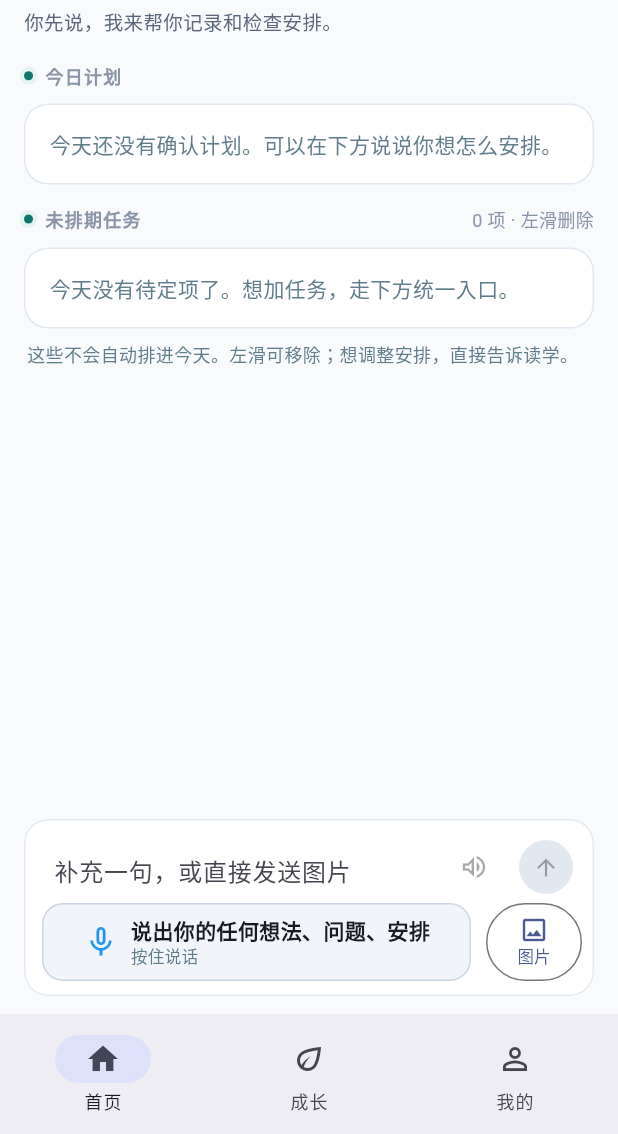
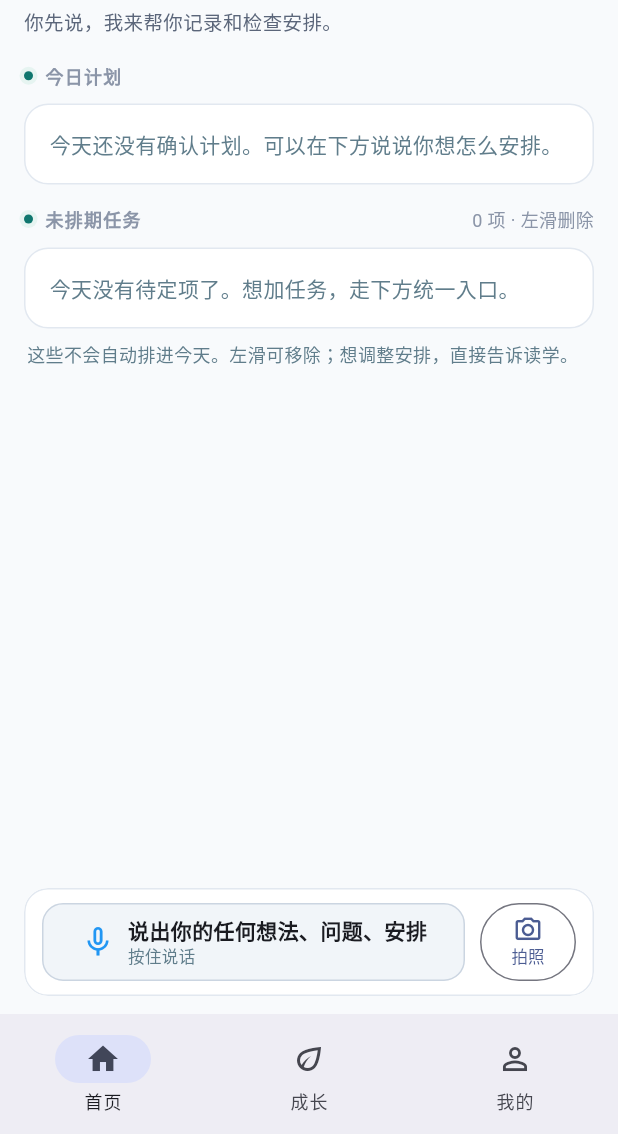
Before and after one commit to johanchow/duxue, a Flutter app: the WardDayPage screen opened directly with empty values, on a phone screen of 412 x 824 dp, the part 102-1236 px from its top. Run offline on Flutter 3.47's test engine with Material 3 defaults, Android fonts, the phone set to English and light mode, and no system bars; our stand-ins replace audioplayers, dio, fl_chart, flutter_local_notifications, flutter_riverpod, flutter_secure_storage and 6 more; missing offline and left inert: flutter_math_fork, markdown, record; accounts and stored records are empty; network calls fail.

Commit message:
feat(app): simplify ward binding flow, use camera for chat images, and compact bottom composer

```diff
--- a/duxue-app/lib/features/day_story_pages.dart
+++ b/duxue-app/lib/features/day_story_pages.dart
@@ -8,6 +8,7 @@ import 'package:go_router/go_router.dart';
 import 'package:image_picker/image_picker.dart';
 import '../core/cue_notifications.dart';
 import '../core/speech_playback.dart';
+import '../core/voice_transcription_service.dart';
 import '../providers.dart';
 import '../shared/app_ui.dart';
 import '../shared/chat_markdown.dart';
@@ -17,6 +18,8 @@ import 'pronunciation_player.dart';
 import 'start_cue_card.dart';
 import 'visual_block.dart';
 import 'task_status_dialogs.dart';
+
+const ImageSource defaultChatImageSource = ImageSource.camera;
 
 int chatImageCachePixels(double logicalPixels, double devicePixelRatio) {
   final pixels = (logicalPixels * devicePixelRatio).ceil();
@@ -51,9 +54,18 @@ class _WardBindPageState extends ConsumerState<WardBindPage> {
           child: Column(children: [
             TextField(
                 controller: code,
+                enabled: !loading,
                 keyboardType: TextInputType.number,
+                textInputAction: TextInputAction.done,
                 maxLength: 6,
-                decoration: const InputDecoration(labelText: '家长提供的 6 位绑定码')),
+                decoration: const InputDecoration(
+                    labelText: '家长提供的 6 位绑定码', hintText: '输入 6 位数字自动进入'),
+                onChanged: (value) {
+                  if (value.trim().length == 6 && !loading) {
+                    _bind();
+                  }
+                },
+                onSubmitted: (_) => _bind()),
             const SizedBox(height: 20),
             FilledButton(
                 onPressed: loading ? null : _bind,
@@ -163,19 +175,24 @@ class WardDayPage extends ConsumerStatefulWidget {
     super.key,
     this.pickChatImage,
     this.speechPlayback,
+    this.voiceFactory = VoiceTranscriptionService.new,
   });
   final String wardId;
 
-  /// Gallery picker. Tests supply bytes directly; production uses the camera roll.
+  /// Camera capture. Tests supply bytes directly; production uses the camera.
   final Future<PickedChatImage?> Function()? pickChatImage;
 
   /// 播放器。测试注入替身；正式环境用设备播放与系统朗读。
   final SpeechPlayback Function()? speechPlayback;
+
+  /// 语音转写替身注入。
+  final VoiceTranscriptionFactory voiceFactory;
   @override
   ConsumerState<WardDayPage> createState() => _WardDayPageState();
 }
 
-class _WardDayPageState extends ConsumerState<WardDayPage> with WidgetsBindingObserver {
+class _WardDayPageState extends ConsumerState<WardDayPage>
+    with WidgetsBindingObserver {
   List<dynamic> tasks = [];
   Map<String, dynamic>? plan, insight, profile, startCue;
   String? session;
@@ -183,7 +200,6 @@ class _WardDayPageState extends ConsumerState<WardDayPage> with WidgetsBindingOb
   final watch = Stopwatch();
   final planAttachments = <String>[];
   final stagedImages = <_StagedImage>[];
-  final draftText = TextEditingController();
   List<Map<String, dynamic>> planDraft = [];
   final planMessages = <_ChatLine>[];
   final rememberedImages = <String, Uint8List>{};
@@ -209,12 +225,10 @@ class _WardDayPageState extends ConsumerState<WardDayPage> with WidgetsBindingOb
   void initState() {
     super.initState();
     WidgetsBinding.instance.addObserver(this);
-    draftText.addListener(() {
-      if (mounted) setState(() {});
-    });
     _load();
     _restoreCompanionThread();
-    cueRefresh = Timer.periodic(const Duration(minutes: 1), (_) => _refreshCue());
+    cueRefresh =
+        Timer.periodic(const Duration(minutes: 1), (_) => _refreshCue());
   }
 
   SpeechPlayback _playback() =>
@@ -225,7 +239,6 @@ class _WardDayPageState extends ConsumerState<WardDayPage> with WidgetsBindingOb
     WidgetsBinding.instance.removeObserver(this);
     timer?.cancel();
     cueRefresh?.cancel();
-    draftText.dispose();
     _speechPlayback?.dispose();
     super.dispose();
   }
@@ -278,7 +291,7 @@ class _WardDayPageState extends ConsumerState<WardDayPage> with WidgetsBindingOb
     return Stack(children: [
       ListView(
           padding: EdgeInsets.fromLTRB(
-              16, 14, 16, stagedImages.isNotEmpty ? 292 : 220),
+              16, 14, 16, stagedImages.isNotEmpty ? 228 : 156),
           children: [
             _homeGreeting(context),
             if (startCue?['status'] == 'presented')
@@ -289,7 +302,8 @@ class _WardDayPageState extends ConsumerState<WardDayPage> with WidgetsBindingOb
                     Map<String, dynamic>.from(task as Map),
                 ],
                 actions: [
-                  for (final action in (startCue?['actions'] as List?) ?? const [])
+                  for (final action
+                      in (startCue?['actions'] as List?) ?? const [])
                     Map<String, dynamic>.from(action as Map),
                 ],
                 onCommand: _actOnStartCue,
@@ -531,37 +545,16 @@ class _WardDayPageState extends ConsumerState<WardDayPage> with WidgetsBindingOb
     if (stagedImages.any((image) => image.key == null && !image.failed)) {
       return false;
     }
-    return draftText.text.trim().isNotEmpty ||
-        stagedImages.any((image) => image.key != null);
+    return stagedImages.any((image) => image.key != null);
   }
 
   Widget _chatEntry() => AppCard(
-      padding: const EdgeInsets.fromLTRB(12, 8, 8, 10),
+      padding: const EdgeInsets.symmetric(horizontal: 12, vertical: 10),
       child: Column(mainAxisSize: MainAxisSize.min, children: [
         if (stagedImages.isNotEmpty) ...[
-          _stagedImageStrip(),
-          const SizedBox(height: 8),
-        ],
-        Row(crossAxisAlignment: CrossAxisAlignment.end, children: [
-          Expanded(
-              child: TextField(
-                  controller: draftText,
-                  enabled: !planSending,
-                  minLines: 1,
-                  maxLines: 4,
-                  textInputAction: TextInputAction.newline,
-                  decoration: const InputDecoration(
-                      hintText: '补充一句，或直接发送图片',
-                      border: InputBorder.none,
-                      isDense: true,
-                      contentPadding:
-                          EdgeInsets.symmetric(horizontal: 4, vertical: 10)))),
-          IconButton(
-              tooltip: '读出发音',
-              onPressed: !planSending && draftText.text.trim().isNotEmpty
-                  ? () => _sendDraft(pronunciation: true)
-                  : null,
-              icon: const Icon(Icons.volume_up_outlined, size: 20)),
+          Row(children: [
+            Expanded(child: _stagedImageStrip()),
+            const SizedBox(width: 8),
             IconButton(
                 tooltip: '发送',
                 onPressed: _canSendDraft ? () => _sendDraft() : null,
@@ -576,10 +569,13 @@ class _WardDayPageState extends ConsumerState<WardDayPage> with WidgetsBindingOb
                     padding: EdgeInsets.zero),
                 icon: const Icon(Icons.arrow_upward, size: 18)),
           ]),
+          const SizedBox(height: 8),
+        ],
         VoiceComposer(
             baseUrl: apiBaseUrl,
             tokens: ref.read(tokenStorageProvider),
             telemetry: ref.read(telemetryProvider),
+            voiceFactory: widget.voiceFactory,
             holdToTalkText: '说出你的任何想法、问题、安排',
             helperText: '按住说话',
             enabled: !planSending,
@@ -781,7 +777,7 @@ class _WardDayPageState extends ConsumerState<WardDayPage> with WidgetsBindingOb
   Widget _planChatOverlay() => _HomeOverlay(
       title: '读学',
       subtitle: '你先说；我记录并检查冲突，确认后才生效。',
-      bottomInset: stagedImages.isNotEmpty ? 230 : 148,
+      bottomInset: stagedImages.isNotEmpty ? 164 : 92,
       onClose: () => setState(() => planChatOpen = false),
       child: Column(crossAxisAlignment: CrossAxisAlignment.start, children: [
         Container(
@@ -859,9 +855,8 @@ class _WardDayPageState extends ConsumerState<WardDayPage> with WidgetsBindingOb
           const SizedBox(height: 14),
           PronunciationLessonCard(
             lesson: pronunciationLesson!,
-            loadSpeech: (speechRef, rate) => ref
-                .read(apiProvider)
-                .pronunciationSpeech(speechRef, rate),
+            loadSpeech: (speechRef, rate) =>
+                ref.read(apiProvider).pronunciationSpeech(speechRef, rate),
             playback: _playback(),
           ),
         ],
@@ -899,7 +894,7 @@ class _WardDayPageState extends ConsumerState<WardDayPage> with WidgetsBindingOb
       showMessage(context, '图片还在上传，请稍候再发送');
       return;
     }
-    final text = (spoken ?? draftText.text).trim();
+    final text = (spoken ?? '').trim();
     final hasImage = stagedImages.any((image) => image.key != null);
     if (text.isEmpty && !hasImage) {
       if (stagedImages.any((image) => image.failed)) {
@@ -915,7 +910,6 @@ class _WardDayPageState extends ConsumerState<WardDayPage> with WidgetsBindingOb
     _openPlanChat();
     setState(() => planMessages
         .add(_ChatLine(label: '我', content: content, images: images)));
-    if (spoken == null) draftText.clear();
     await _submitPlanInput(content, pronunciation: pronunciation);
   }
 
@@ -1363,7 +1357,7 @@ class _WardDayPageState extends ConsumerState<WardDayPage> with WidgetsBindingOb
 
   Future<PickedChatImage?> _defaultPickChatImage() async {
     final image = await ImagePicker().pickImage(
-      source: ImageSource.gallery,
+      source: defaultChatImageSource,
       imageQuality: 85,
       maxWidth: 1600,
       maxHeight: 1600,
@@ -1404,7 +1398,8 @@ class _WardDayPageState extends ConsumerState<WardDayPage> with WidgetsBindingOb
     }
   }
 
-  Future<void> _submitPlanInput(String text, {bool pronunciation = false}) async {
+  Future<void> _submitPlanInput(String text,
+      {bool pronunciation = false}) async {
     if (planSending) return;
     planAttachments
       ..clear()
--- a/duxue-app/lib/shared/voice_composer.dart
+++ b/duxue-app/lib/shared/voice_composer.dart
@@ -269,8 +269,8 @@ class _VoiceComposerState extends State<VoiceComposer> {
                 child: const Column(
                     mainAxisAlignment: MainAxisAlignment.center,
                     children: [
-                      Icon(Icons.image_outlined, size: 20),
-                      Text('图片', style: TextStyle(fontSize: 11)),
+                      Icon(Icons.camera_alt_outlined, size: 20),
+                      Text('拍照', style: TextStyle(fontSize: 11)),
                     ]))),
       ]);
 }
```
Also changed, not shown: duxue-app/lib/features/login_page.dart (+56 -3 lines), duxue-app/lib/features/ward_pages.dart (+89 -28 lines), 3 other files. Lines whose indentation alone changed are shown as unchanged.
